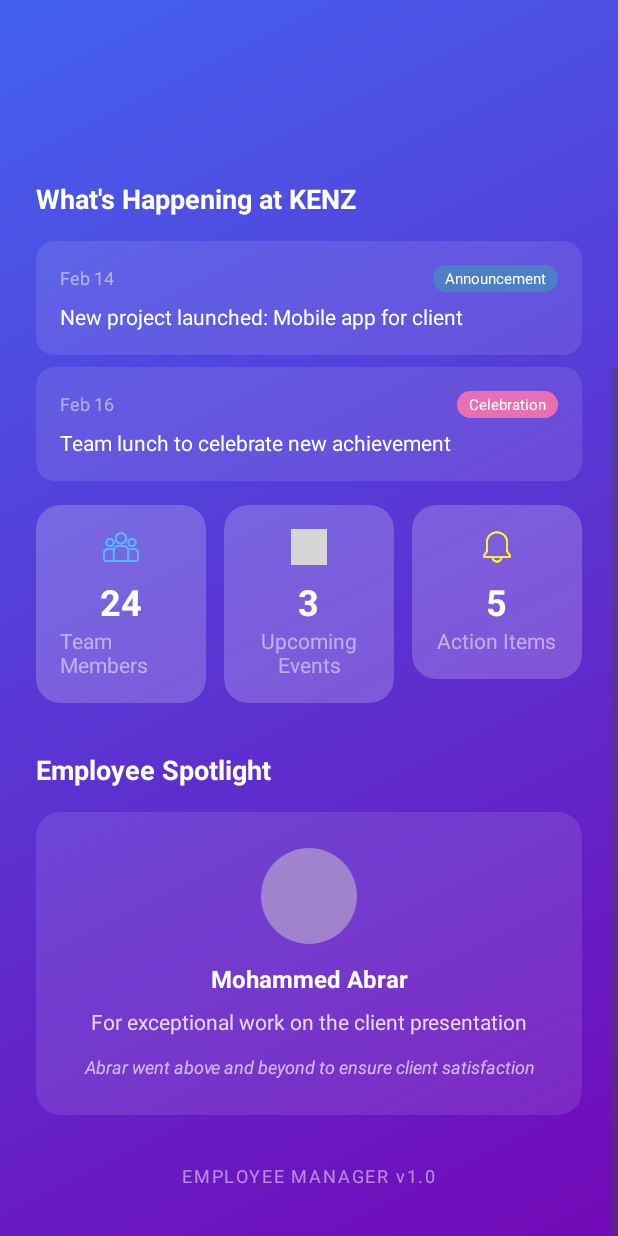
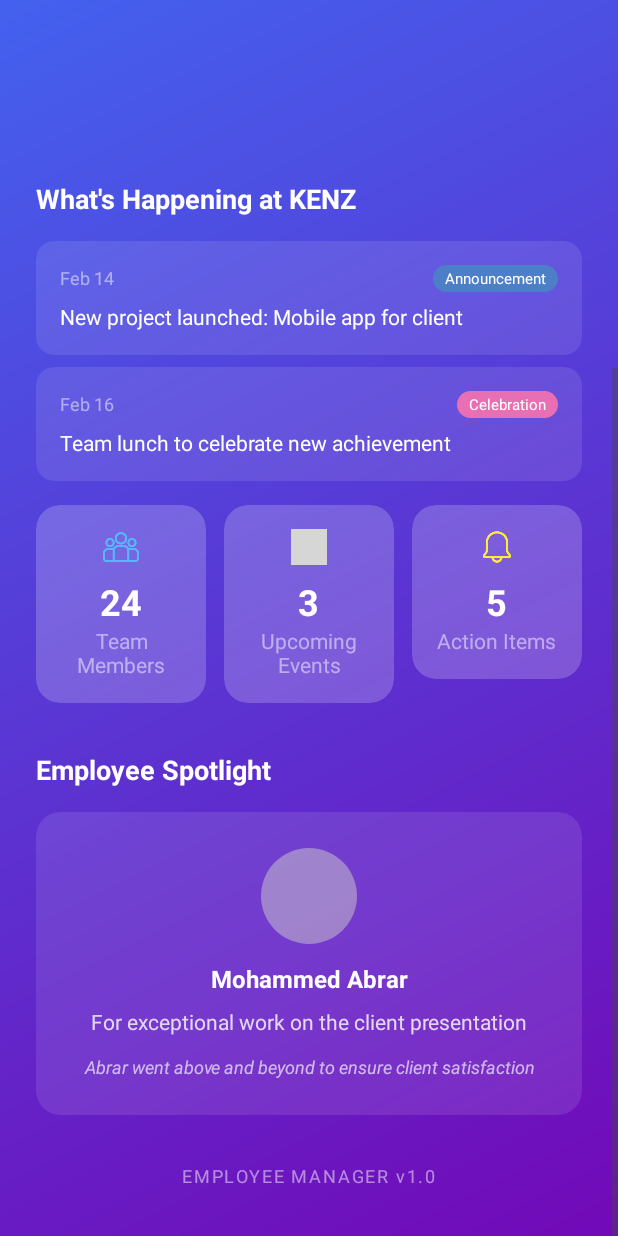
Before and after one commit to ZaidShahidKhan/Employee_Management, an Android app: the screen it shows after launch (MainActivity), scrolled down 349 dp, on a phone screen of 412 x 824 dp. Run offline under Robolectric (Android 15) with nearby library versions, the phone set to English and light mode, and no system bars; grey boxes are pictures that could not be loaded.

Commit message:
SECOND COMMIT

```diff
--- a/app/src/main/java/com/example/employee_management_app/MainActivity.java
+++ b/app/src/main/java/com/example/employee_management_app/MainActivity.java
@@ -3,6 +3,7 @@ package com.example.employee_management_app;
 import android.animation.AnimatorInflater;
 import android.content.Intent;
 import android.graphics.Color;
+import android.media.MediaPlayer;
 import android.os.Bundle;
 import android.view.View;
 import android.view.animation.Animation;
@@ -18,12 +19,15 @@ import androidx.core.view.WindowInsetsCompat;
 
 public class MainActivity extends AppCompatActivity {
     private CardView cardAddEmployee, cardViewTeam;
+    private MediaPlayer mediaPlayer;
 
     @Override
     protected void onCreate(Bundle savedInstanceState) {
         super.onCreate(savedInstanceState);
         EdgeToEdge.enable(this);
         setContentView(R.layout.activity_main);
+
+        playStartupSound();
         TextView companyName = findViewById(R.id.tvCompanyName);
         Animation blinkAnimation = AnimationUtils.loadAnimation(this, R.anim.blink_three_times);
         companyName.startAnimation(blinkAnimation);
@@ -48,7 +52,6 @@ public class MainActivity extends AppCompatActivity {
         CardView cardAddEmployee = findViewById(R.id.cardAddEmployee);
         CardView cardViewTeam = findViewById(R.id.cardViewTeam);
 
-// Initial entrance animations for cards
         Animation scaleFadeInAdd = AnimationUtils.loadAnimation(this, R.anim.scale_fade_in);
         scaleFadeInAdd.setStartOffset(1000);
         cardAddEmployee.startAnimation(scaleFadeInAdd);
@@ -57,7 +60,6 @@ public class MainActivity extends AppCompatActivity {
         scaleFadeInView.setStartOffset(1200);
         cardViewTeam.startAnimation(scaleFadeInView);
 
-// Button press animation for cards
         View.OnTouchListener cardTouchListener = new View.OnTouchListener() {
             @Override
             public boolean onTouch(final View view, android.view.MotionEvent event) {
@@ -102,7 +104,6 @@ public class MainActivity extends AppCompatActivity {
             }
         };
 
-// Apply touch listener to both cards
         cardAddEmployee.setOnTouchListener(cardTouchListener);
         cardViewTeam.setOnTouchListener(cardTouchListener);
 
@@ -113,7 +114,33 @@ public class MainActivity extends AppCompatActivity {
         );
         getWindow().setStatusBarColor(Color.TRANSPARENT);
 
+    }
+    private void playStartupSound() {
+        try {
+            // Create and setup MediaPlayer
+            mediaPlayer = MediaPlayer.create(this, R.raw.sound);
 
+            // Optional: Set volume
+         //   mediaPlayer.setVolume(0.5f, 0.5f);  // Left and right volume (0.0 to 1.0)
 
+            // Start playing
+            mediaPlayer.start();
+
+            // Optional: Release when done playing
+            mediaPlayer.setOnCompletionListener(mp -> {
+                mp.release();
+                mediaPlayer = null;
+            });
+        } catch (Exception e) {
+            e.printStackTrace();
+        }
+    }
+    @Override
+    protected void onDestroy() {
+        super.onDestroy();
+        if (mediaPlayer != null) {
+            mediaPlayer.release();
+            mediaPlayer = null;
+        }
     }
 }
--- a/app/src/main/res/layout/activity_main.xml
+++ b/app/src/main/res/layout/activity_main.xml
@@ -342,6 +342,8 @@
                             android:layout_width="wrap_content"
                             android:layout_height="wrap_content"
                             android:text="Team Members"
+                            android:layout_gravity="center"
+                            android:gravity="center"
                             android:textColor="#80FFFFFF"
                             android:textSize="14sp"/>
                     </LinearLayout>
@@ -426,6 +428,7 @@
                             android:layout_width="wrap_content"
                             android:layout_height="wrap_content"
                             android:text="Action Items"
+                            android:gravity="center"
                             android:textColor="#80FFFFFF"
                             android:textSize="14sp"/>
                     </LinearLayout>
--- a/app/src/main/res/values/colors.xml
+++ b/app/src/main/res/values/colors.xml
@@ -6,4 +6,6 @@
     <color name="purple_primary">#7209B7</color>
     <color name="red_500">#F44336</color>
     <color name="gray_500">#9E9E9E</color>
+    <color name="red">#FF5252</color>
+    <color name="gray">#757575</color>
 </resources>
```
Also changed, not shown: app/src/main/java/com/example/employee_management_app/ApiService.java (+23 -1 lines), app/src/main/java/com/example/employee_management_app/EmployeeAdapter.java (+56 -2 lines), app/src/main/res/values/themes.xml (+7 -0 lines), 1 other file.
